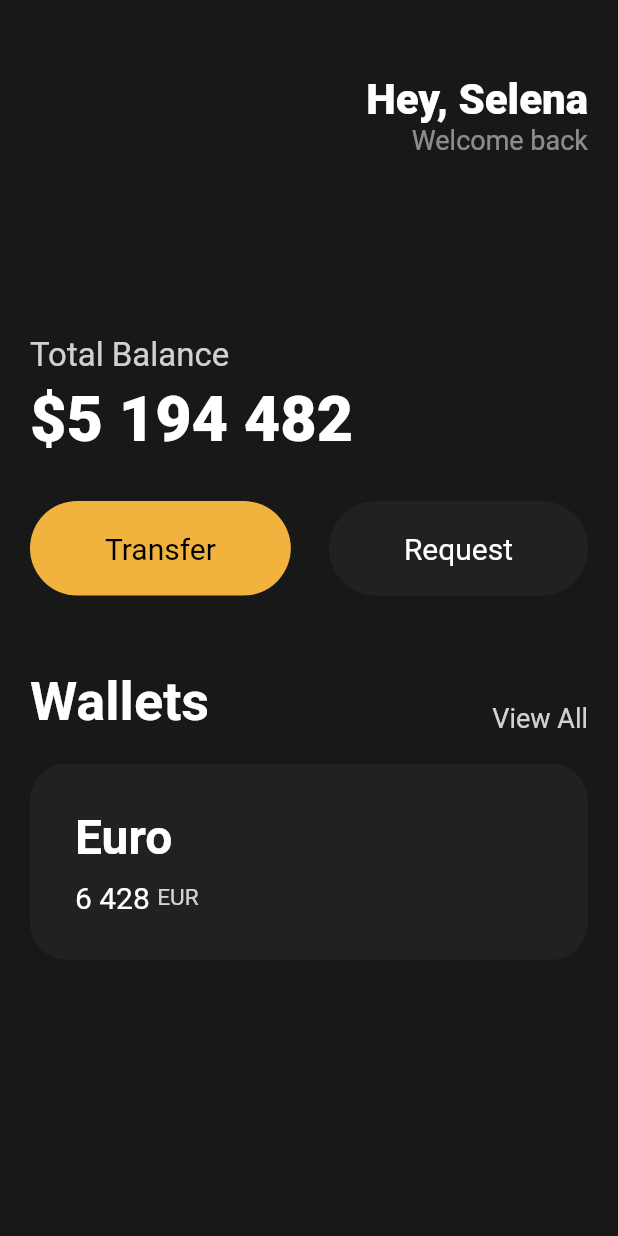
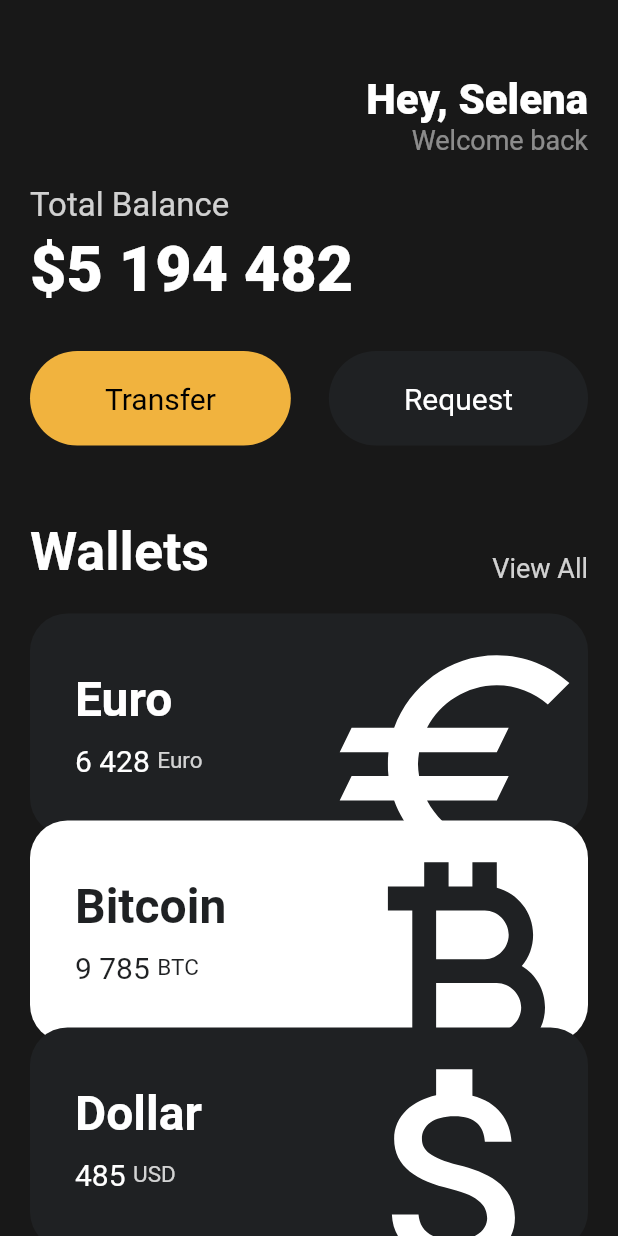
Before and after one commit to or-kk/toonflix, a Flutter app: the screen it shows after launch, on a phone screen of 412 x 824 dp. Run offline on Flutter 3.47's test engine with Material 2 defaults, Android fonts, the phone set to English and light mode, and no system bars.

Commit message:
Add card widgets

```diff
--- a/lib/main.dart
+++ b/lib/main.dart
@@ -1,5 +1,6 @@
 import 'package:flutter/material.dart';
 import 'package:toonflix/widgets/button.dart';
+import 'package:toonflix/widgets/card.dart';
 
 class Player {
   String name;
@@ -20,7 +21,8 @@ class App extends StatelessWidget {
     return MaterialApp(
       home: Scaffold(
         backgroundColor: const Color(0xFF181818),
-        body: Padding(
+        body: SingleChildScrollView(
+          child: Padding(
             padding: const EdgeInsets.symmetric(
               horizontal: 20,
             ),
@@ -56,7 +58,7 @@ class App extends StatelessWidget {
                   ],
                 ),
                 const SizedBox(
-                height: 120,
+                  height: 20,
                 ),
                 Text(
                   'Total Balance',
@@ -121,60 +123,36 @@ class App extends StatelessWidget {
                 const SizedBox(
                   height: 20,
                 ),
-              Container(
-                decoration: BoxDecoration(
-                  color: const Color(0xFF1F2123),
-                  borderRadius: BorderRadius.circular(25),
+                const MyCard.createNewCard(
+                  title: 'Euro',
+                  content: '6 428',
+                  value: 'Euro',
+                  icon: Icons.euro,
+                  isInverted: false,
+                  order: 0,
                 ),
-                child: Padding(
-                  padding: const EdgeInsets.all(30),
-                  child: Row(
-                    children: [
-                      Column(
-                        crossAxisAlignment: CrossAxisAlignment.start,
-                        children: [
-                          const Text(
-                            'Euro',
-                            style: TextStyle(
-                              color: Colors.white,
-                              fontSize: 32,
-                              fontWeight: FontWeight.w600,
+                const MyCard.createNewCard(
+                  title: 'Bitcoin',
+                  content: '9 785',
+                  value: 'BTC',
+                  icon: Icons.currency_bitcoin,
+                  isInverted: true,
+                  order: 1,
                 ),
+                const MyCard.createNewCard(
+                  title: 'Dollar',
+                  content: '485',
+                  value: 'USD',
+                  icon: Icons.attach_money_outlined,
+                  isInverted: false,
+                  order: 2,
                 ),
-                          const SizedBox(
-                            height: 10,
-                          ),
-                          Row(
-                            children: [
-                              const Text(
-                                '6 428',
-                                style: TextStyle(
-                                  color: Colors.white,
-                                  fontSize: 20,
-                                ),
-                              ),
-                              const SizedBox(
-                                width: 5,
-                              ),
-                              Text(
-                                'EUR',
-                                style: TextStyle(
-                                  color: Colors.white.withOpacity(0.8),
-                                  fontSize: 15,
-                                ),
-                              ),
-                            ],
-                          )
-                        ],
-                      )
-                    ],
-                  ),
-                ),
-              )
               ],
             ),
           ),
         ),
+        resizeToAvoidBottomInset: false,
+      ),
     );
   }
 }
--- /dev/null
+++ b/lib/widgets/card.dart
@@ -0,0 +1,93 @@
+import 'package:flutter/cupertino.dart';
+import 'package:flutter/material.dart';
+
+class MyCard extends StatelessWidget {
+  final String title;
+  final String content;
+  final String value;
+  final IconData icon;
+  final bool isInverted;
+  final int order;
+
+  final _blackColor = const Color(0xFF1F2123);
+
+  const MyCard.createNewCard({
+    super.key,
+    required this.title,
+    required this.content,
+    required this.value,
+    required this.icon,
+    required this.isInverted,
+    required this.order,
+  });
+
+  @override
+  Widget build(BuildContext context) {
+    return Transform.translate(
+      offset: Offset(0, (order * -10)),
+      child: Container(
+        clipBehavior: Clip.hardEdge,
+        decoration: BoxDecoration(
+          color: isInverted ? Colors.white : _blackColor,
+          borderRadius: BorderRadius.circular(25),
+        ),
+        child: Padding(
+          padding: const EdgeInsets.all(30),
+          child: Row(
+            mainAxisAlignment: MainAxisAlignment.spaceBetween,
+            children: [
+              Column(
+                crossAxisAlignment: CrossAxisAlignment.start,
+                children: [
+                  Text(
+                    title,
+                    style: TextStyle(
+                      color: isInverted ? _blackColor : Colors.white,
+                      fontSize: 32,
+                      fontWeight: FontWeight.w600,
+                    ),
+                  ),
+                  const SizedBox(
+                    height: 10,
+                  ),
+                  Row(
+                    children: [
+                      Text(
+                        content,
+                        style: TextStyle(
+                          color: isInverted ? _blackColor : Colors.white,
+                          fontSize: 20,
+                        ),
+                      ),
+                      const SizedBox(
+                        width: 5,
+                      ),
+                      Text(
+                        value,
+                        style: TextStyle(
+                          color: isInverted ? _blackColor : Colors.white.withOpacity(0.8),
+                          fontSize: 15,
+                        ),
+                      ),
+                    ],
+                  )
+                ],
+              ),
+              Transform.scale(
+                scale: 2.2,
+                child: Transform.translate(
+                  offset: const Offset(-5, 12),
+                  child: Icon(
+                    icon,
+                    color: isInverted ? _blackColor : Colors.white,
+                    size: 88,
+                  ),
+                ),
+              ),
+            ],
+          ),
+        ),
+      ),
+    );
+  }
+}
```
Lines whose indentation alone changed are shown as unchanged.
